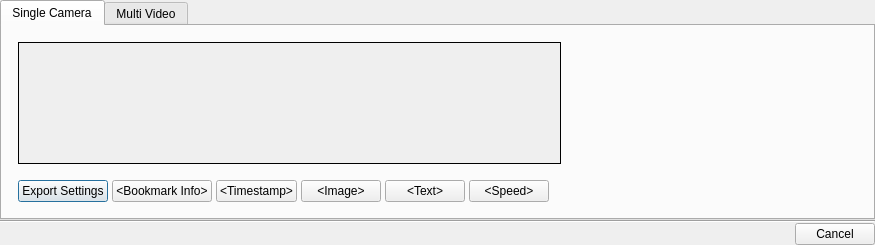
Qt form vms/client/nx_vms_client_desktop/src/nx/vms/client/desktop/export/dialogs/export_settings_dialog.ui (networkoptix/nx_open) before a commit.
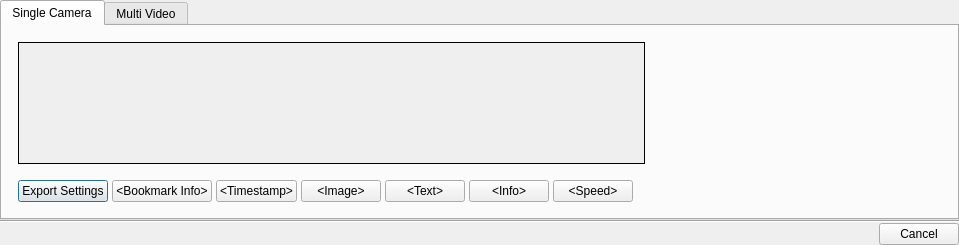
The same form after that commit. The open tabs and pages were chosen to show the change. Custom widgets are drawn as their Qt base class.

Commit message:
VMS-20895: Add "camera name and export date" overlay option in export dialog
Closes VMS-20895

Patch:
```diff
--- a/vms/client/nx_vms_client_desktop/src/nx/vms/client/desktop/export/dialogs/export_settings_dialog.ui
+++ b/vms/client/nx_vms_client_desktop/src/nx/vms/client/desktop/export/dialogs/export_settings_dialog.ui
@@ -106,6 +106,7 @@
             <widget class="nx::vms::client::desktop::TimestampOverlaySettingsWidget" name="timestampSettingsPage"/>
             <widget class="nx::vms::client::desktop::ImageOverlaySettingsWidget" name="imageSettingsPage"/>
             <widget class="nx::vms::client::desktop::TextOverlaySettingsWidget" name="textSettingsPage"/>
+            <widget class="nx::vms::client::desktop::InfoOverlaySettingsWidget" name="infoSettingsPage"/>
             <widget class="nx::vms::client::desktop::RapidReviewSettingsWidget" name="rapidReviewSettingsPage"/>
            </widget>
           </item>
@@ -180,6 +181,13 @@
                   </property>
                  </widget>
                 </item>
+                <item>
+                 <widget class="nx::vms::client::desktop::SelectableTextButton" name="infoButton">
+                  <property name="text">
+                   <string notr="true">&lt;Info&gt;</string>
+                  </property>
+                 </widget>
+                </item>
                 <item>
                  <widget class="nx::vms::client::desktop::SelectableTextButton" name="speedButton">
                   <property name="text">
@@ -647,6 +655,12 @@
    <header location="global">nx/vms/client/desktop/export/widgets/bookmark_overlay_settings_widget.h</header>
    <container>1</container>
   </customwidget>
+  <customwidget>
+   <class>nx::vms::client::desktop::InfoOverlaySettingsWidget</class>
+   <extends>QWidget</extends>
+   <header>nx/vms/client/desktop/export/widgets/info_overlay_settings_widget.h</header>
+   <container>1</container>
+  </customwidget>
  </customwidgets>
  <resources/>
  <connections/>
```
The commit also changes 15 other files.
